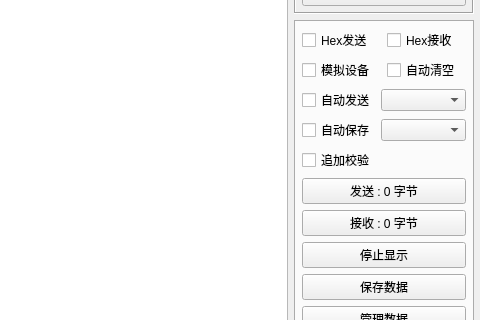
Before: the Qt Designer form comtool/form/frmcomtool.ui in zhq566/comtool, drawn with Qt 5; both pictures show x 640 to 1120 and y 174 to 494 of the 1120 by 628 pixel window.
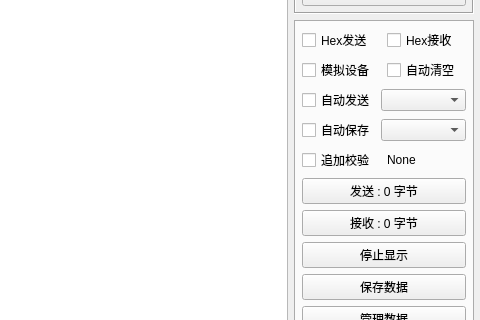
After: the same form once the commit is applied. Custom widgets are drawn as their Qt base class.

```diff
--- a/comtool/form/frmcomtool.ui
+++ b/comtool/form/frmcomtool.ui
@@ -718,6 +718,19 @@
               </property>
              </widget>
             </item>
+            <item row="3" column="1">
+             <widget class="QLabel" name="labelTc">
+              <property name="sizePolicy">
+               <sizepolicy hsizetype="Minimum" vsizetype="Fixed">
+                <horstretch>0</horstretch>
+                <verstretch>0</verstretch>
+               </sizepolicy>
+              </property>
+              <property name="text">
+               <string>None</string>
+              </property>
+             </widget>
+            </item>
            </layout>
           </widget>
           <widget class="QWidget" name="tab_2">
```
